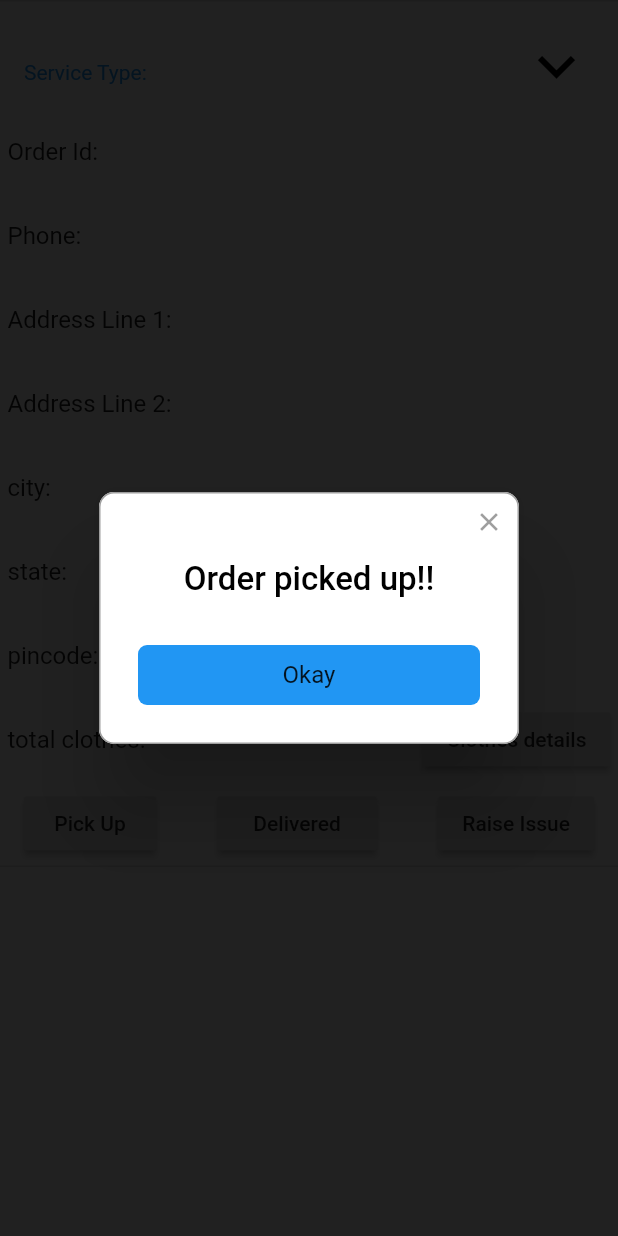
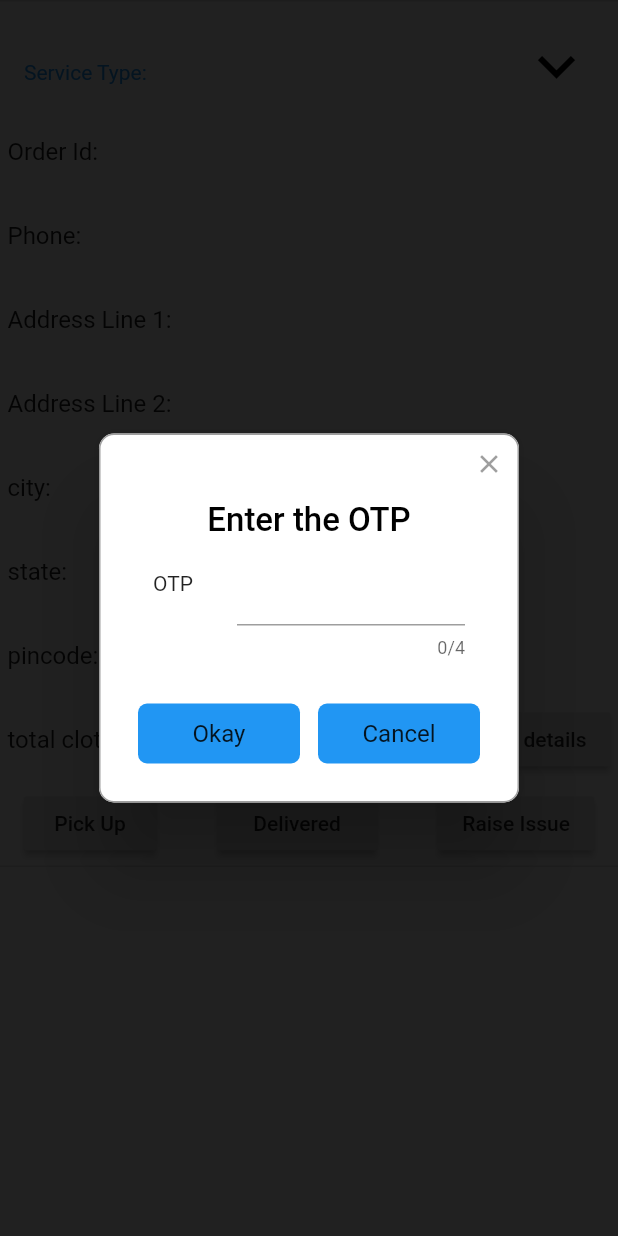
Before and after one commit to abhishekmahajan98/laundro_shop_app, a Flutter app: the ActiveOrdersBox widget shown alone on an empty page, opened directly with empty values, after a tap on "Service Type:", after a tap on "Pick Up", on a phone screen of 412 x 824 dp. Run offline on Flutter 3.47's test engine with Material 2 defaults, Android fonts, the phone set to English and light mode, and no system bars; drawn by our look-alikes of rflutter_alert; our stand-ins replace auto_size_text, cloud_firestore, firebase_auth, modal_progress_hud, shared_preferences; accounts and stored records are empty.

Commit message:
multiple pages changed. orders fetched for each page

```diff
--- a/lib/components/active_orders_box.dart
+++ b/lib/components/active_orders_box.dart
@@ -1,5 +1,6 @@
 import 'package:cloud_firestore/cloud_firestore.dart';
 import 'package:flutter/material.dart';
+import 'package:laundro_shop_app/constants.dart';
 import 'package:rflutter_alert/rflutter_alert.dart';
 
 final _firestore = Firestore.instance;
@@ -19,6 +20,8 @@ class ActiveOrdersBox extends StatefulWidget {
   this.totalOrderprice,
   this.orderSubtotal,
   this.isPickedUp,
+  this.otp,
+  this.clothList,
   });
   final String customerName;
   final String orderId;
@@ -34,12 +37,16 @@ class ActiveOrdersBox extends StatefulWidget {
   final String paymentMethod;
   final String totalOrderprice;
   final String orderSubtotal;
+  final String otp;
+  final Map<dynamic,dynamic> clothList;
   final bool isPickedUp;
   @override
   _ActiveOrdersBoxState createState() => _ActiveOrdersBoxState();
 }
 
 class _ActiveOrdersBoxState extends State<ActiveOrdersBox> {
+  String otpEntered;
+  List<ListTile> clothes;
   @override
   Widget build(BuildContext context) {
     return Padding(
@@ -122,6 +129,25 @@ class _ActiveOrdersBoxState extends State<ActiveOrdersBox> {
                       ]).show();
                     }
                     else{
+                      Alert(
+                      context: context,
+                      title: 'Enter the OTP',
+                      content: ListTile(
+                        leading: Text('OTP'),
+                        title: TextField(
+                          maxLength: 4,
+                          textAlign: TextAlign.center,
+                          style: kBlackLabelStyle,
+                          onChanged: (value){
+                            otpEntered=value;
+                          },
+                        ),
+                      ),
+                      buttons: [
+                        DialogButton(
+                          child: Text('Okay'),
+                          onPressed: () {
+                            if(otpEntered==widget.otp){
                               _firestore
                               .collection('orders')
                               .document(widget.orderId)
@@ -136,9 +162,36 @@ class _ActiveOrdersBoxState extends State<ActiveOrdersBox> {
                                     child: Text('Okay'),
                                     onPressed: () {
                                       Navigator.pop(context);
+                                      Navigator.pop(context);
                                     },
                                   ),
                               ]).show();
+                            }
+                            else{
+                              Alert(
+                                context: context,
+                                title: 'Wrong OTP',
+                                desc: 'Please enter the OTP told by the customer.',
+                                buttons: [
+                                  DialogButton(
+                                    child: Text('Okay'),
+                                    onPressed: () {
+                                      print(widget.otp);
+                                      Navigator.pop(context);
+                                    },
+                                  ),
+                              ]).show();
+                            }
+                          },
+                        ),
+                        DialogButton(
+                          child: Text('Cancel'),
+                          onPressed: () {
+                            Navigator.pop(context);
+                          },
+                        ),
+                      ]).show();
+
                     }
                   },
                   child: Text('Pick Up'),
--- a/lib/components/active_orders_stream.dart
+++ b/lib/components/active_orders_stream.dart
@@ -2,6 +2,7 @@ import 'package:cloud_firestore/cloud_firestore.dart';
 import 'package:firebase_auth/firebase_auth.dart';
 import 'package:flutter/material.dart';
 import 'package:laundro_shop_app/components/active_orders_box.dart';
+import 'package:laundro_shop_app/models/user_model.dart';
 
 final _firestore = Firestore.instance;
 FirebaseUser loggedInUser;
@@ -9,7 +10,7 @@ class ActiveOrdersStream extends StatelessWidget {
   @override
   Widget build(BuildContext context) {
     return StreamBuilder(
-      stream: _firestore.collection('orders').where("shopId", isEqualTo: '123').where('orderStatus',isEqualTo:"accepted").snapshots(),
+      stream: _firestore.collection('orders').where("shopId", isEqualTo: User.uid).where('orderStatus',isEqualTo:"accepted").snapshots(),
       builder: (context, snapshot) {
         if (!snapshot.hasData) {
           return Center(
@@ -36,6 +37,8 @@ class ActiveOrdersStream extends StatelessWidget {
           final totalOrderprice=message.data['totalOrderPrice'];
           final orderSubtotal=message.data['orderSubtotal'];
           final isPickedUp=message.data['isPickedUp'];
+          final otp=message.data['otp'];
+          final clothList=message.data['clothList'];
           final ActiveOrdersBox order = ActiveOrdersBox(
             orderId: orderId,
             customerName: customerName,
@@ -52,6 +55,8 @@ class ActiveOrdersStream extends StatelessWidget {
             totalOrderprice: totalOrderprice,
             orderSubtotal: orderSubtotal,
             isPickedUp: isPickedUp,
+            clothList: clothList,
+            otp: otp,
           );
           orders.add(order);
         }
--- a/lib/components/new_order_stream.dart
+++ b/lib/components/new_order_stream.dart
@@ -2,6 +2,7 @@ import 'package:cloud_firestore/cloud_firestore.dart';
 import 'package:firebase_auth/firebase_auth.dart';
 import 'package:flutter/material.dart';
 import 'package:laundro_shop_app/components/order_box.dart';
+import 'package:laundro_shop_app/models/user_model.dart';
 
 final _firestore = Firestore.instance;
 FirebaseUser loggedInUser;
@@ -9,7 +10,7 @@ class NewOrdersStream extends StatelessWidget {
   @override
   Widget build(BuildContext context) {
     return StreamBuilder(
-      stream: _firestore.collection('orders').where("shopId", isEqualTo: '123').where('orderStatus',isEqualTo:"confirmed").snapshots(),
+      stream: _firestore.collection('orders').where("shopId", isEqualTo: User.uid).where('orderStatus',isEqualTo:"confirmed").snapshots(),
       builder: (context, snapshot) {
         if (!snapshot.hasData) {
           return Center(
--- a/lib/components/previous_orders_stream.dart
+++ b/lib/components/previous_orders_stream.dart
@@ -2,6 +2,7 @@ import 'package:cloud_firestore/cloud_firestore.dart';
 import 'package:firebase_auth/firebase_auth.dart';
 import 'package:flutter/material.dart';
 import 'package:laundro_shop_app/components/active_orders_box.dart';
+import 'package:laundro_shop_app/models/user_model.dart';
 
 final _firestore = Firestore.instance;
 FirebaseUser loggedInUser;
@@ -9,7 +10,7 @@ class PreviousOrdersStream extends StatelessWidget {
   @override
   Widget build(BuildContext context) {
     return StreamBuilder(
-      stream: _firestore.collection('orders').where("shopId", isEqualTo: '123').where('orderStatus',isEqualTo:"delivered").snapshots(),
+      stream: _firestore.collection('orders').where("shopId", isEqualTo: User.uid).where('orderStatus',isEqualTo:"delivered").snapshots(),
       builder: (context, snapshot) {
         if (!snapshot.hasData) {
           return Center(
```
Also changed, not shown: lib/components/total_payments_stream.dart (added, +34 -0 lines), lib/pages/cloth_details_page.dart (added, +19 -0 lines). Lines whose indentation alone changed are shown as unchanged.
